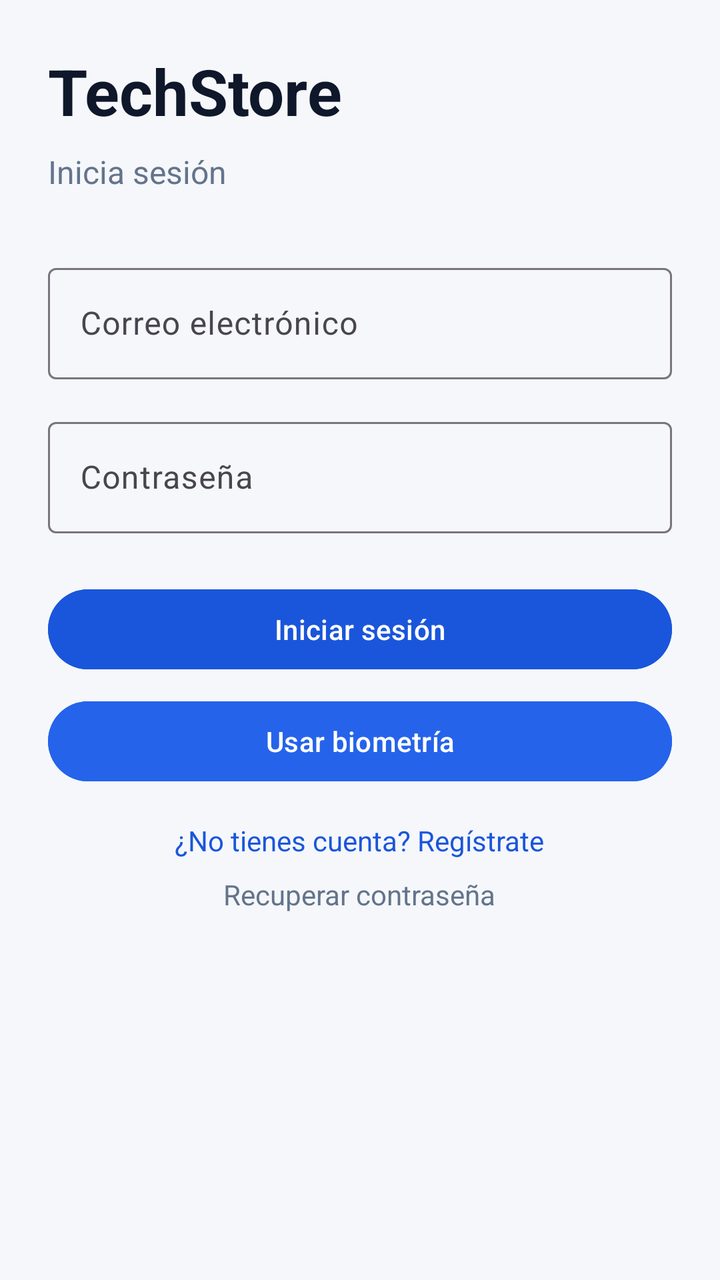
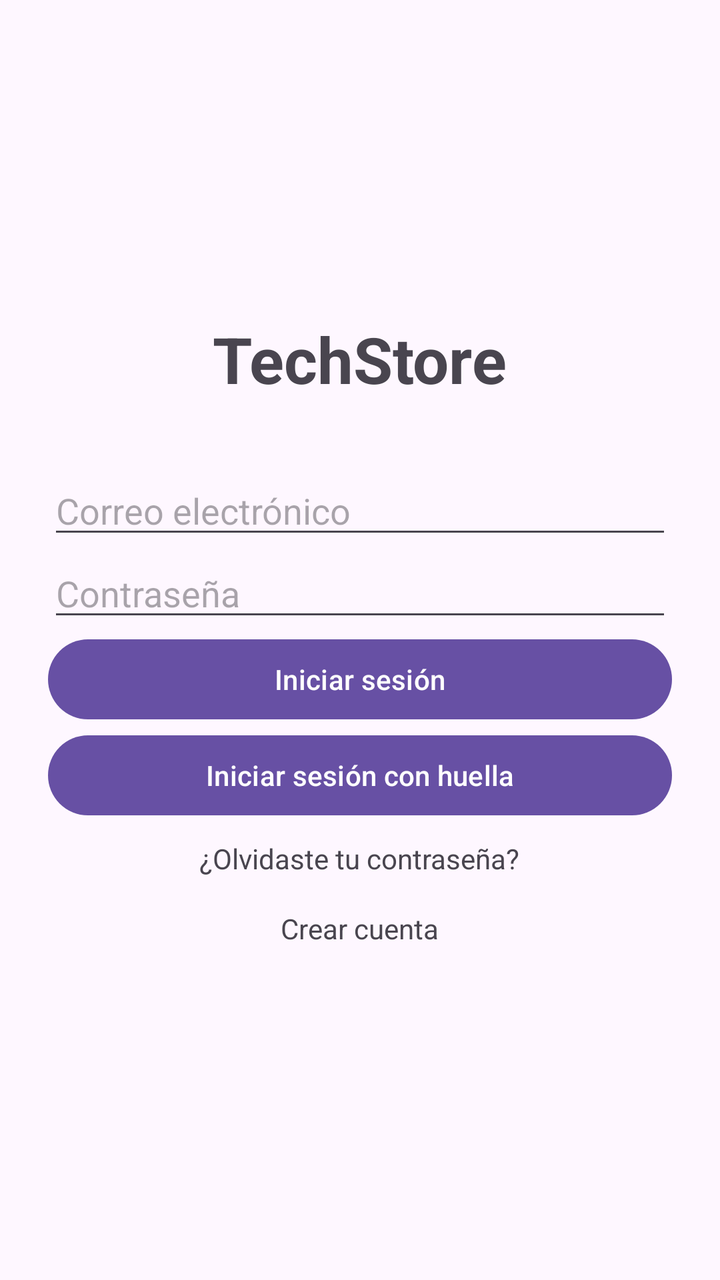

An Android layout rendered at two revisions. The XML below is the earlier revision; the diff shows what the commit changed to produce the second picture.
<!-- AndroidManifest.xml: application theme Theme.TechStore -->
<!-- res/layout/activity_login.xml -->
<?xml version="1.0" encoding="utf-8"?>
<ScrollView xmlns:android="http://schemas.android.com/apk/res/android"
    android:layout_width="match_parent"
    android:layout_height="match_parent"
    android:background="@color/bg"
    android:fillViewport="true">

    <LinearLayout
        android:layout_width="match_parent"
        android:layout_height="wrap_content"
        android:orientation="vertical"
        android:padding="24dp">

        <TextView
            android:layout_width="wrap_content"
            android:layout_height="wrap_content"
            android:layout_marginBottom="8dp"
            android:text="@string/app_name"
            android:textColor="@color/text_primary"
            android:textSize="32sp"
            android:textStyle="bold" />

        <TextView
            android:layout_width="wrap_content"
            android:layout_height="wrap_content"
            android:layout_marginBottom="32dp"
            android:text="@string/login_subtitle"
            android:textColor="@color/text_secondary"
            android:textSize="16sp" />

        <com.google.android.material.textfield.TextInputLayout
            android:layout_width="match_parent"
            android:layout_height="wrap_content"
            android:layout_marginBottom="16dp"
            android:hint="@string/email">
            <com.google.android.material.textfield.TextInputEditText
                android:id="@+id/editTextEmail"
                android:layout_width="match_parent"
                android:layout_height="wrap_content"
                android:inputType="textEmailAddress" />
        </com.google.android.material.textfield.TextInputLayout>

        <com.google.android.material.textfield.TextInputLayout
            android:layout_width="match_parent"
            android:layout_height="wrap_content"
            android:layout_marginBottom="24dp"
            android:hint="@string/password">
            <com.google.android.material.textfield.TextInputEditText
                android:id="@+id/editTextPassword"
                android:layout_width="match_parent"
                android:layout_height="wrap_content"
                android:inputType="textPassword" />
        </com.google.android.material.textfield.TextInputLayout>

        <com.google.android.material.button.MaterialButton
            android:id="@+id/btnLogin"
            android:layout_width="match_parent"
            android:layout_height="wrap_content"
            android:backgroundTint="@color/primary"
            android:text="@string/login" />

        <com.google.android.material.button.MaterialButton
            android:id="@+id/btnBiometric"
            android:layout_width="match_parent"
            android:layout_height="wrap_content"
            android:layout_marginTop="8dp"
            android:backgroundTint="@color/accent"
            android:text="@string/use_biometric" />

        <com.google.android.material.textview.MaterialTextView
            android:id="@+id/tvGoToRegister"
            android:layout_width="wrap_content"
            android:layout_height="wrap_content"
            android:layout_gravity="center"
            android:layout_marginTop="16dp"
            android:text="@string/no_account_register"
            android:textColor="@color/primary" />

        <com.google.android.material.textview.MaterialTextView
            android:id="@+id/tvRecoverPassword"
            android:layout_width="wrap_content"
            android:layout_height="wrap_content"
            android:layout_gravity="center"
            android:layout_marginTop="8dp"
            android:text="@string/recover_password"
            android:textColor="@color/text_secondary" />
    </LinearLayout>
</ScrollView>
<!-- resources referenced by this layout -->
<resources>
  <color name="accent">#2563EB</color>
  <color name="bg">#F5F7FB</color>
  <color name="primary">#1A56DB</color>
  <color name="text_primary">#0F172A</color>
  <color name="text_secondary">#64748B</color>
  <string name="app_name">TechStore</string>
  <string name="email">Correo electrónico</string>
  <string name="login">Iniciar sesión</string>
  <string name="login_subtitle">Inicia sesión</string>
  <string name="no_account_register">¿No tienes cuenta? Regístrate</string>
  <string name="password">Contraseña</string>
  <string name="recover_password">Recuperar contraseña</string>
  <string name="use_biometric">Usar biometría</string>
  <style name="Theme.TechStore" parent="Theme.Material3.Light.NoActionBar">
          <item name="colorPrimary">@color/primary</item>
          <item name="colorPrimaryDark">@color/primary_dark</item>
          <item name="colorSecondary">@color/accent</item>
          <item name="android:statusBarColor">@color/primary</item>
          <item name="android:windowBackground">@color/bg</item>
      </style>
  <color name="primary_dark">#153F9E</color>
</resources>

<!-- the commit's change to res/layout/activity_login.xml (unified diff, before → after) -->
@@ -2,87 +2,61 @@
 <ScrollView xmlns:android="http://schemas.android.com/apk/res/android"
     android:layout_width="match_parent"
     android:layout_height="match_parent"
-    android:background="@color/bg"
     android:fillViewport="true">
 
     <LinearLayout
         android:layout_width="match_parent"
         android:layout_height="wrap_content"
+        android:gravity="center"
         android:orientation="vertical"
         android:padding="24dp">
 
         <TextView
             android:layout_width="wrap_content"
             android:layout_height="wrap_content"
-            android:layout_marginBottom="8dp"
+            android:layout_marginBottom="32dp"
             android:text="@string/app_name"
-            android:textColor="@color/text_primary"
             android:textSize="32sp"
             android:textStyle="bold" />
 
-        <TextView
-            android:layout_width="wrap_content"
-            android:layout_height="wrap_content"
-            android:layout_marginBottom="32dp"
-            android:text="@string/login_subtitle"
-            android:textColor="@color/text_secondary"
-            android:textSize="16sp" />
-
-        <com.google.android.material.textfield.TextInputLayout
+        <EditText
+            android:id="@+id/etEmail"
             android:layout_width="match_parent"
             android:layout_height="wrap_content"
-            android:layout_marginBottom="16dp"
-            android:hint="@string/email">
-            <com.google.android.material.textfield.TextInputEditText
-                android:id="@+id/editTextEmail"
-                android:layout_width="match_parent"
-                android:layout_height="wrap_content"
-                android:inputType="textEmailAddress" />
-        </com.google.android.material.textfield.TextInputLayout>
+            android:hint="@string/email"
+            android:inputType="textEmailAddress" />
 
-        <com.google.android.material.textfield.TextInputLayout
+        <EditText
+            android:id="@+id/etPassword"
             android:layout_width="match_parent"
             android:layout_height="wrap_content"
-            android:layout_marginBottom="24dp"
-            android:hint="@string/password">
-            <com.google.android.material.textfield.TextInputEditText
-                android:id="@+id/editTextPassword"
-                android:layout_width="match_parent"
-                android:layout_height="wrap_content"
-                android:inputType="textPassword" />
-        </com.google.android.material.textfield.TextInputLayout>
+            android:hint="@string/password"
+            android:inputType="textPassword" />
 
-        <com.google.android.material.button.MaterialButton
+        <Button
             android:id="@+id/btnLogin"
             android:layout_width="match_parent"
             android:layout_height="wrap_content"
-            android:backgroundTint="@color/primary"
-            android:text="@string/login" />
+            android:text="@string/login_title" />
 
-        <com.google.android.material.button.MaterialButton
+        <Button
             android:id="@+id/btnBiometric"
             android:layout_width="match_parent"
             android:layout_height="wrap_content"
-            android:layout_marginTop="8dp"
-            android:backgroundTint="@color/accent"
-            android:text="@string/use_biometric" />
+            android:text="@string/login_with_biometric" />
 
-        <com.google.android.material.textview.MaterialTextView
-            android:id="@+id/tvGoToRegister"
+        <TextView
+            android:id="@+id/tvForgot"
             android:layout_width="wrap_content"
             android:layout_height="wrap_content"
-            android:layout_gravity="center"
-            android:layout_marginTop="16dp"
-            android:text="@string/no_account_register"
-            android:textColor="@color/primary" />
+            android:padding="8dp"
+            android:text="@string/forgot_password" />
 
-        <com.google.android.material.textview.MaterialTextView
-            android:id="@+id/tvRecoverPassword"
+        <TextView
+            android:id="@+id/tvRegister"
             android:layout_width="wrap_content"
             android:layout_height="wrap_content"
-            android:layout_gravity="center"
-            android:layout_marginTop="8dp"
-            android:text="@string/recover_password"
-            android:textColor="@color/text_secondary" />
+            android:padding="8dp"
+            android:text="@string/create_account" />
     </LinearLayout>
 </ScrollView>
<!-- resource entries referenced after the edit -->
@@ -1,25 +1,22 @@
 <!-- resources referenced by this layout -->
 <resources>
-  <color name="accent">#2563EB</color>
-  <color name="bg">#F5F7FB</color>
-  <color name="primary">#1A56DB</color>
-  <color name="text_primary">#0F172A</color>
-  <color name="text_secondary">#64748B</color>
+  <color name="primary">#FF6750A4</color>
+  <color name="onPrimary">#FFFFFFFF</color>
+  <color name="surface">#FFFFFBFE</color>
+  <color name="onSurface">#FF1C1B1F</color>
   <string name="app_name">TechStore</string>
+  <string name="create_account">Crear cuenta</string>
   <string name="email">Correo electrónico</string>
-  <string name="login">Iniciar sesión</string>
-  <string name="login_subtitle">Inicia sesión</string>
-  <string name="no_account_register">¿No tienes cuenta? Regístrate</string>
+  <string name="forgot_password">¿Olvidaste tu contraseña?</string>
+  <string name="login_title">Iniciar sesión</string>
+  <string name="login_with_biometric">Iniciar sesión con huella</string>
   <string name="password">Contraseña</string>
-  <string name="recover_password">Recuperar contraseña</string>
-  <string name="use_biometric">Usar biometría</string>
-  <style name="Theme.TechStore" parent="Theme.Material3.Light.NoActionBar">
+  <style name="Theme.TechStore" parent="Theme.Material3.DayNight.NoActionBar">
           <item name="colorPrimary">@color/primary</item>
-          <item name="colorPrimaryDark">@color/primary_dark</item>
-          <item name="colorSecondary">@color/accent</item>
+          <item name="colorOnPrimary">@color/onPrimary</item>
+          <item name="colorSurface">@color/surface</item>
+          <item name="colorOnSurface">@color/onSurface</item>
           <item name="android:statusBarColor">@color/primary</item>
-          <item name="android:windowBackground">@color/bg</item>
       </style>
-  <color name="primary_dark">#153F9E</color>
 </resources>
 
